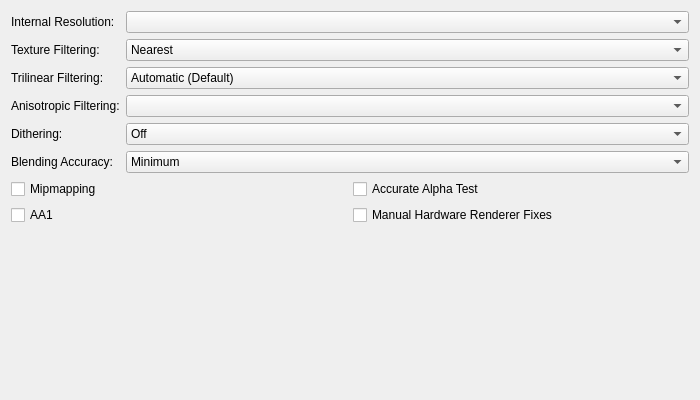
PCSX2/pcsx2, file pcsx2-qt/Settings/GraphicsHardwareRenderingSettingsTab.ui: the form before one commit.
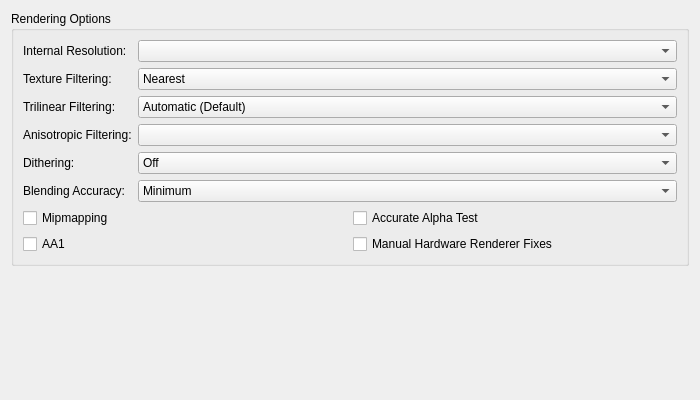
The form after the commit.

Commit message: Qt: Re-arrange Display Settings layout

What changed in the file:
```diff
--- a/pcsx2-qt/Settings/GraphicsHardwareRenderingSettingsTab.ui
+++ b/pcsx2-qt/Settings/GraphicsHardwareRenderingSettingsTab.ui
@@ -13,87 +13,29 @@
   <property name="windowTitle">
    <string/>
   </property>
-  <layout class="QGridLayout" name="gridLayout" columnstretch="0,1">
-   <item row="1" column="0">
-    <widget class="QLabel" name="textureFilteringLabel">
-     <property name="text">
-      <string>Texture Filtering:</string>
-     </property>
-     <property name="buddy">
-      <cstring>textureFiltering</cstring>
-     </property>
-    </widget>
-   </item>
-   <item row="4" column="1">
-    <widget class="QComboBox" name="dithering">
-     <item>
-      <property name="text">
-       <string>Off</string>
-      </property>
-     </item>
-     <item>
-      <property name="text">
-       <string>Scaled</string>
-      </property>
-     </item>
-     <item>
-      <property name="text">
-       <string>Unscaled (Default)</string>
-      </property>
-     </item>
-     <item>
-      <property name="text">
-       <string>Force 32bit</string>
-      </property>
-     </item>
-    </widget>
-   </item>
+  <layout class="QGridLayout" name="gridLayout" columnstretch="0,0">
    <item row="6" column="0" colspan="2">
     <layout class="QGridLayout" name="hardwareRenderingOptionsLayout">
-     <item row="0" column="1">
-      <widget class="QCheckBox" name="accurateAlphaTest">
-       <property name="text">
-        <string>Accurate Alpha Test</string>
-       </property>
-      </widget>
-     </item>
      <item row="0" column="0">
-      <widget class="QCheckBox" name="mipmapping">
-       <property name="text">
-        <string>Mipmapping</string>
+      <widget class="QGroupBox" name="renderingGroupBox">
+       <property name="title">
+        <string>Rendering Options</string>
        </property>
-      </widget>
-     </item>
-     <item row="1" column="0">
-      <widget class="QCheckBox" name="hwAA1">
+       <layout class="QGridLayout" name="gridLayout_2" columnstretch="0,1">
+        <item row="15" column="0">
+         <widget class="QLabel" name="ditheringLabel">
        <property name="text">
-        <string>AA1</string>
-       </property>
-      </widget>
-     </item>
-     <item row="1" column="1">
-      <widget class="QCheckBox" name="enableHWFixes">
-       <property name="text">
-        <string>Manual Hardware Renderer Fixes</string>
-       </property>
-      </widget>
-     </item>
-    </layout>
-   </item>
-   <item row="3" column="0">
-    <widget class="QLabel" name="anisotropicFilteringLabel">
-     <property name="text">
-      <string>Anisotropic Filtering:</string>
+           <string>Dithering:</string>
      </property>
      <property name="buddy">
       <cstring>anisotropicFiltering</cstring>
      </property>
     </widget>
    </item>
-   <item row="3" column="1">
-    <widget class="QComboBox" name="anisotropicFiltering"/>
-   </item>
-   <item row="0" column="0">
+        <item row="2" column="1">
+         <widget class="QComboBox" name="upscaleMultiplier"/>
+        </item>
+        <item row="2" column="0">
     <widget class="QLabel" name="internalResLabel">
      <property name="text">
       <string>Internal Resolution:</string>
@@ -103,10 +45,7 @@
      </property>
     </widget>
    </item>
-   <item row="0" column="1">
-    <widget class="QComboBox" name="upscaleMultiplier"/>
-   </item>
-   <item row="1" column="1">
+        <item row="4" column="1">
     <widget class="QComboBox" name="textureFiltering">
      <item>
       <property name="text">
@@ -130,51 +69,7 @@
      </item>
     </widget>
    </item>
-   <item row="4" column="0">
-    <widget class="QLabel" name="ditheringLabel">
-     <property name="text">
-      <string>Dithering:</string>
-     </property>
-     <property name="buddy">
-      <cstring>dithering</cstring>
-     </property>
-    </widget>
-   </item>
-   <item row="5" column="1">
-    <widget class="QComboBox" name="blending">
-     <item>
-      <property name="text">
-       <string>Minimum</string>
-      </property>
-     </item>
-     <item>
-      <property name="text">
-       <string>Basic (Recommended)</string>
-      </property>
-     </item>
-     <item>
-      <property name="text">
-       <string>Medium</string>
-      </property>
-     </item>
-     <item>
-      <property name="text">
-       <string>High</string>
-      </property>
-     </item>
-     <item>
-      <property name="text">
-       <string>Full (Slow)</string>
-      </property>
-     </item>
-     <item>
-      <property name="text">
-       <string>Maximum (Very Slow)</string>
-      </property>
-     </item>
-    </widget>
-   </item>
-   <item row="2" column="1">
+        <item row="6" column="1">
     <widget class="QComboBox" name="trilinearFiltering">
      <item>
       <property name="text">
@@ -198,7 +93,7 @@
      </item>
     </widget>
    </item>
-   <item row="5" column="0">
+        <item row="16" column="0">
     <widget class="QLabel" name="blendingLabel">
      <property name="text">
       <string>Blending Accuracy:</string>
@@ -208,7 +103,7 @@
      </property>
     </widget>
    </item>
-   <item row="2" column="0">
+        <item row="6" column="0">
     <widget class="QLabel" name="trilinearFilterLabel">
      <property name="text">
       <string>Trilinear Filtering:</string>
@@ -217,6 +112,124 @@
       <cstring>trilinearFiltering</cstring>
      </property>
     </widget>
+        </item>
+        <item row="7" column="0">
+         <widget class="QLabel" name="anisotropicFilteringLabel">
+          <property name="text">
+           <string>Anisotropic Filtering:</string>
+          </property>
+          <property name="buddy">
+           <cstring>anisotropicFiltering</cstring>
+          </property>
+         </widget>
+        </item>
+        <item row="16" column="1">
+         <widget class="QComboBox" name="blending">
+          <item>
+           <property name="text">
+            <string>Minimum</string>
+           </property>
+          </item>
+          <item>
+           <property name="text">
+            <string>Basic (Recommended)</string>
+           </property>
+          </item>
+          <item>
+           <property name="text">
+            <string>Medium</string>
+           </property>
+          </item>
+          <item>
+           <property name="text">
+            <string>High</string>
+           </property>
+          </item>
+          <item>
+           <property name="text">
+            <string>Full (Slow)</string>
+           </property>
+          </item>
+          <item>
+           <property name="text">
+            <string>Maximum (Very Slow)</string>
+           </property>
+          </item>
+         </widget>
+        </item>
+        <item row="15" column="1">
+         <widget class="QComboBox" name="dithering">
+          <item>
+           <property name="text">
+            <string>Off</string>
+           </property>
+          </item>
+          <item>
+           <property name="text">
+            <string>Scaled</string>
+           </property>
+          </item>
+          <item>
+           <property name="text">
+            <string>Unscaled (Default)</string>
+           </property>
+          </item>
+          <item>
+           <property name="text">
+            <string>Force 32bit</string>
+           </property>
+          </item>
+         </widget>
+        </item>
+        <item row="7" column="1">
+         <widget class="QComboBox" name="anisotropicFiltering"/>
+        </item>
+        <item row="4" column="0">
+         <widget class="QLabel" name="textureFilteringLabel">
+          <property name="text">
+           <string>Texture Filtering:</string>
+          </property>
+          <property name="buddy">
+           <cstring>textureFiltering</cstring>
+          </property>
+         </widget>
+        </item>
+        <item row="17" column="0" colspan="2">
+         <layout class="QGridLayout" name="renderingGridLayout">
+          <item row="0" column="0">
+           <widget class="QCheckBox" name="mipmapping">
+            <property name="text">
+             <string>Mipmapping</string>
+            </property>
+           </widget>
+          </item>
+          <item row="1" column="1">
+           <widget class="QCheckBox" name="enableHWFixes">
+            <property name="text">
+             <string>Manual Hardware Renderer Fixes</string>
+            </property>
+           </widget>
+          </item>
+          <item row="1" column="0">
+           <widget class="QCheckBox" name="hwAA1">
+            <property name="text">
+             <string>AA1</string>
+            </property>
+           </widget>
+          </item>
+          <item row="0" column="1">
+           <widget class="QCheckBox" name="accurateAlphaTest">
+            <property name="text">
+             <string>Accurate Alpha Test</string>
+            </property>
+           </widget>
+          </item>
+         </layout>
+        </item>
+       </layout>
+      </widget>
+     </item>
+    </layout>
    </item>
    <item row="7" column="0">
     <spacer name="verticalSpacer">
```
Left out of the diff: 2 changed lines with no effect on the pictures. Lines whose indentation alone changed are shown as unchanged. The commit also changes 4 other files.
